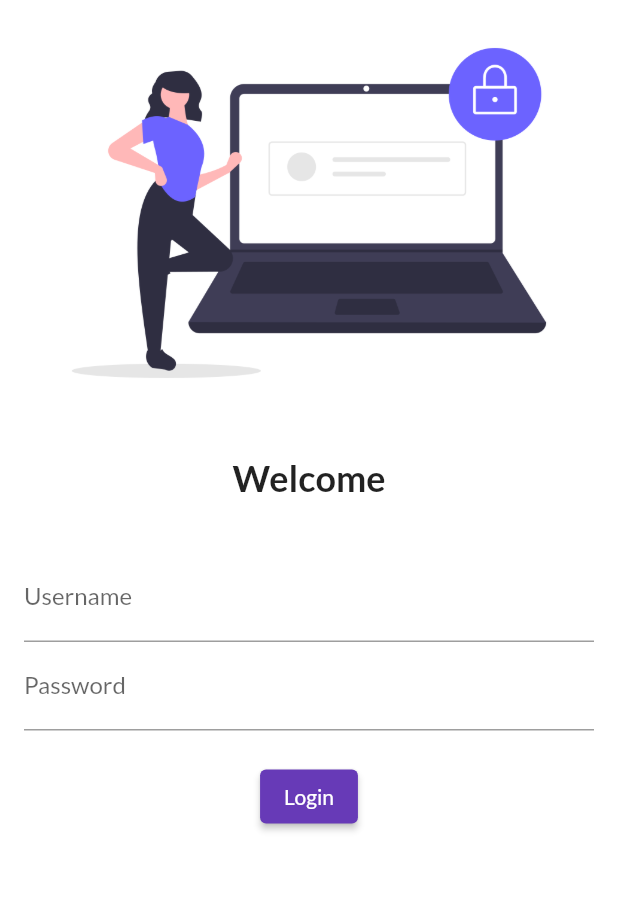
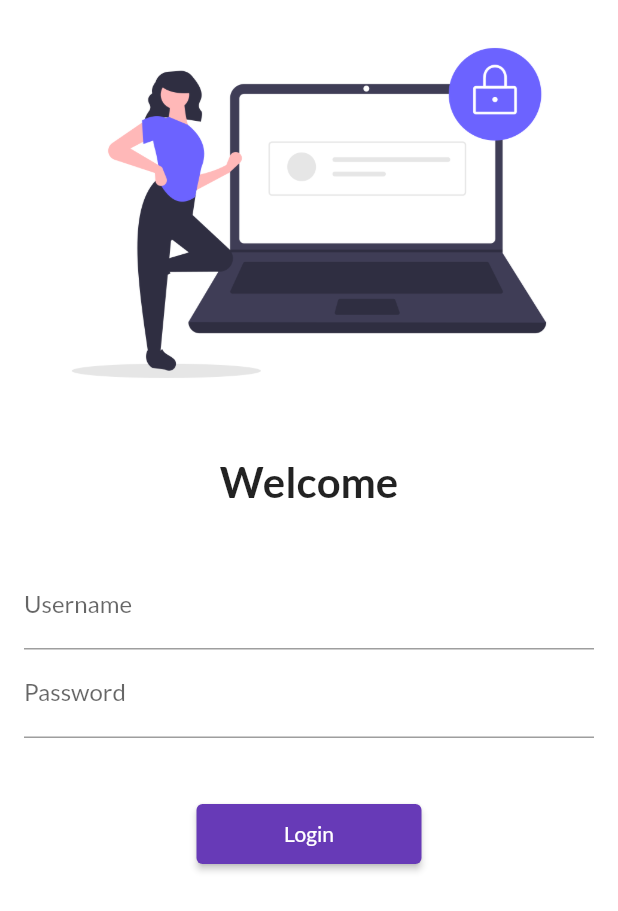
Before and after one commit to Moizasif/flutter-catalogue, a Flutter app: the screen it shows after launch, on a phone screen of 412 x 824 dp. Shown: the top 911 px of the screen. Run offline on Flutter 3.47's test engine with Material 2 defaults, Android fonts, the phone set to English and light mode, and no system bars; our stand-ins replace google_fonts.

```diff
--- a/lib/main.dart
+++ b/lib/main.dart
@@ -1,4 +1,5 @@
 import 'package:flutter/material.dart';
+import 'package:flutter_catalogue/utils/routes.dart';
 import 'pages/login_page.dart';
 import 'pages/home_page.dart';
 import 'package:google_fonts/google_fonts.dart';
@@ -24,8 +25,8 @@ class MyApp extends StatelessWidget {
       // initialRoute: "/home",
       routes: {
         "/": (context) => LoginPage(),
-        "/home": (context) => HomePage(),
-        "/login": (context) => LoginPage()
+        MyRoutes.homeRoute: (context) => HomePage(),
+        MyRoutes.loginRoute: (context) => LoginPage()
       },
     );
   }
--- a/lib/pages/login_page.dart
+++ b/lib/pages/login_page.dart
@@ -1,4 +1,5 @@
 import 'package:flutter/material.dart';
+import 'package:flutter_catalogue/utils/routes.dart';
 
 // ignore: use_key_in_widget_constructors
 class LoginPage extends StatelessWidget {
@@ -6,6 +7,7 @@ class LoginPage extends StatelessWidget {
   Widget build(BuildContext context) {
     return Material(
         color: Colors.white,
+        child: SingleChildScrollView(
           child: Column(
             children: [
               Image.asset(
@@ -17,7 +19,7 @@ class LoginPage extends StatelessWidget {
               ),
               const Text(
                 "Welcome",
-              style: TextStyle(fontSize: 24, fontWeight: FontWeight.bold),
+                style: TextStyle(fontSize: 28, fontWeight: FontWeight.bold),
               ),
               const SizedBox(
                 height: 20,
@@ -36,20 +38,21 @@ class LoginPage extends StatelessWidget {
                           hintText: "Enter password", labelText: "Password"),
                     ),
                     const SizedBox(
-                    height: 20,
+                      height: 40,
                     ),
                     ElevatedButton(
                       child: const Text("Login"),
-                    style: TextButton.styleFrom(),
+                      style: TextButton.styleFrom(
+                          minimumSize: const Size(150, 40)),
                       onPressed: () {
-                      // ignore: avoid_print
-                      print("Hi ");
+                        Navigator.pushNamed(context, MyRoutes.homeRoute);
                       },
                     ),
                   ],
                 ),
               )
             ],
+          ),
         ));
   }
 }
--- /dev/null
+++ b/lib/utils/routes.dart
@@ -0,0 +1,4 @@
+class MyRoutes {
+  static String loginRoute = "/login";
+  static String homeRoute = "/home";
+}
```
Lines whose indentation alone changed are shown as unchanged.
